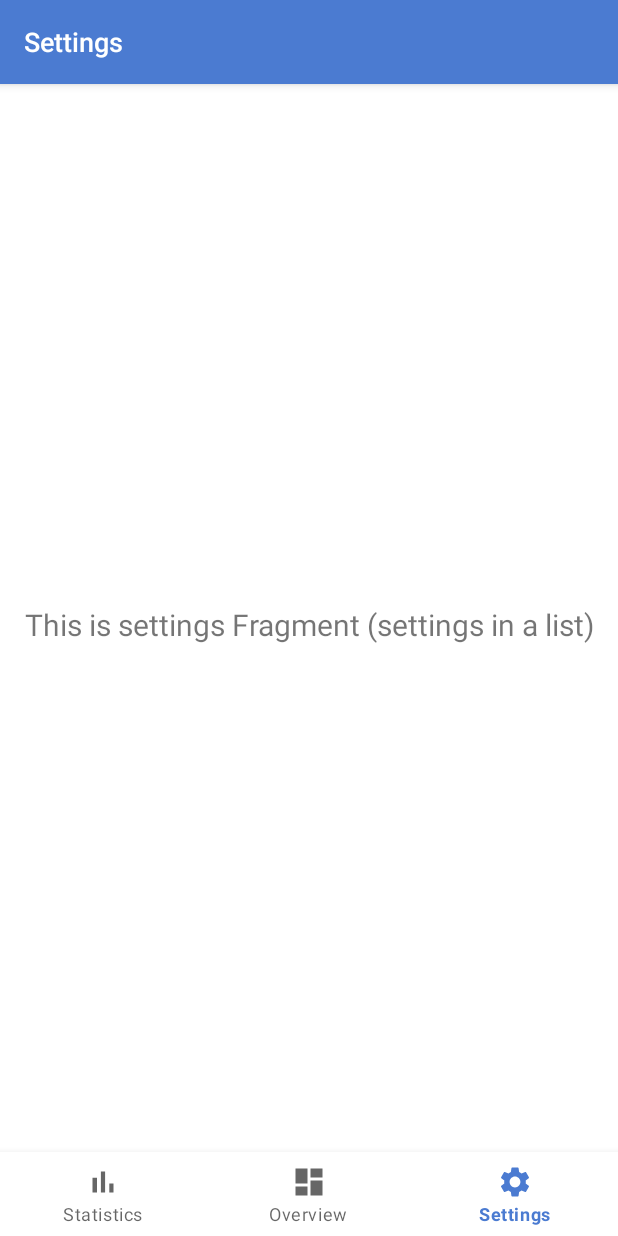
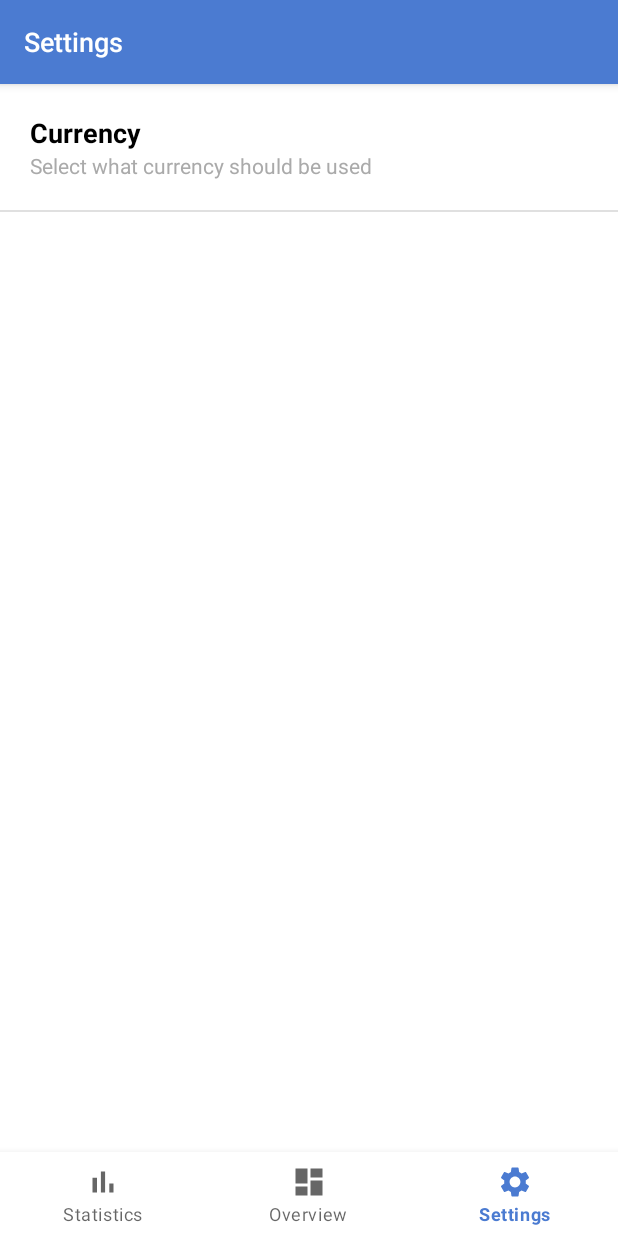
Before and after one commit to TomTruyen/Budgetting-App, an Android app: the SettingsFragment screen opened through its navigation route, on a phone screen of 412 x 824 dp. Run offline under Robolectric (Android 15) with nearby library versions, the phone set to English and light mode, and no system bars; our stand-ins replace navigation-ui; libraries missing offline, so code that uses them is left out: jp.wasabeef.recyclerview; 1 statement that could not run was skipped.

Commit message:
Add set currency

```diff
--- a/BudgetTracker/app/src/main/java/com/tomtruyen/budgettracker/models/overview/BudgetAdapter.kt
+++ b/BudgetTracker/app/src/main/java/com/tomtruyen/budgettracker/models/overview/BudgetAdapter.kt
@@ -11,6 +11,7 @@ import androidx.appcompat.content.res.AppCompatResources
 import androidx.core.content.ContextCompat
 import androidx.recyclerview.widget.RecyclerView
 import com.tomtruyen.budgettracker.R
+import com.tomtruyen.budgettracker.models.settings.Settings
 import com.tomtruyen.budgettracker.services.DatabaseService
 import com.tomtruyen.budgettracker.utils.Utils
 
@@ -18,6 +19,11 @@ class BudgetAdapter(private val mContext: Context?, private val mBalanceTextView
     RecyclerView.Adapter<BudgetAdapter.ViewHolder>() {
     private val mUtils: Utils = Utils()
     private val databaseService: DatabaseService = DatabaseService(mContext)
+    private var mSettings = Settings.default()
+
+    init {
+        mSettings = databaseService.readSettings()
+    }
 
     inner class ViewHolder(itemView: View) : RecyclerView.ViewHolder(itemView) {
         val dateText: TextView = itemView.findViewById(R.id.date)
@@ -40,9 +46,11 @@ class BudgetAdapter(private val mContext: Context?, private val mBalanceTextView
         val item: Transaction? = databaseService.readOne(position)
 
         if (item != null) {
+
+
             viewHolder.dateText.text = mUtils.toFormatString(item.date)
             viewHolder.titleText.text = item.title
-            viewHolder.priceText.text = mUtils.toCurrencyString(item.price)
+            viewHolder.priceText.text = mUtils.toCurrencyString(item.price, mSettings.currencyLocale)
 
             if (mContext != null) {
                 viewHolder.imageView.backgroundTintList =
@@ -123,6 +131,6 @@ class BudgetAdapter(private val mContext: Context?, private val mBalanceTextView
             }
         }
 
-        mBalanceTextView.text = mUtils.toCurrencyString(balance)
+        mBalanceTextView.text = mUtils.toCurrencyString(balance, mSettings.currencyLocale)
     }
 }
--- /dev/null
+++ b/BudgetTracker/app/src/main/java/com/tomtruyen/budgettracker/models/settings/SettingItem.kt
@@ -0,0 +1,3 @@
+package com.tomtruyen.budgettracker.models.settings
+
+class SettingItem(val title: String, val subtitle: String)
--- /dev/null
+++ b/BudgetTracker/app/src/main/java/com/tomtruyen/budgettracker/models/settings/Settings.kt
@@ -0,0 +1,11 @@
+package com.tomtruyen.budgettracker.models.settings
+
+import java.util.*
+
+class Settings(var currencyLocale : Locale, var dateLocale : Locale) {
+    companion object {
+        fun default() : Settings {
+            return Settings(Locale.US, Locale.US)
+        }
+    }
+}
--- /dev/null
+++ b/BudgetTracker/app/src/main/java/com/tomtruyen/budgettracker/models/settings/SettingsAdapter.kt
@@ -0,0 +1,47 @@
+package com.tomtruyen.budgettracker.models.settings
+
+import android.content.Context
+import android.view.LayoutInflater
+import android.view.View
+import android.view.ViewGroup
+import android.widget.BaseAdapter
+import android.widget.TextView
+import com.tomtruyen.budgettracker.R
+
+class SettingsAdapter(private val mContext: Context) : BaseAdapter() {
+    private val mSettingsList = ArrayList<SettingItem>()
+
+    init {
+        val currencySetting = SettingItem("Currency", "Select what currency should be used")
+
+        mSettingsList.add(currencySetting)
+    }
+
+    override fun getCount(): Int {
+        return mSettingsList.size
+    }
+
+    override fun getItem(position: Int): SettingItem {
+        return mSettingsList[position]
+    }
+
+    override fun getItemId(position: Int): Long {
+        return position.toLong()
+    }
+
+    override fun getView(position: Int, convertView: View?, parent: ViewGroup?): View {
+        val view : View = if(convertView == null) {
+            val inflater : LayoutInflater = mContext.getSystemService(Context.LAYOUT_INFLATER_SERVICE) as LayoutInflater
+            inflater.inflate(R.layout.settings_item, parent, false)
+        } else {
+            convertView
+        }
+
+        val settingItem : SettingItem = getItem(position)
+
+        view.findViewById<TextView>(R.id.setting_title).text = settingItem.title
+        view.findViewById<TextView>(R.id.setting_subtitle).text = settingItem.subtitle
+
+        return view
+    }
+}
--- a/BudgetTracker/app/src/main/java/com/tomtruyen/budgettracker/models/statistics/StatisticsAdapter.kt
+++ b/BudgetTracker/app/src/main/java/com/tomtruyen/budgettracker/models/statistics/StatisticsAdapter.kt
@@ -12,11 +12,13 @@ import androidx.core.content.ContextCompat
 import androidx.recyclerview.widget.RecyclerView
 import com.tomtruyen.budgettracker.R
 import com.tomtruyen.budgettracker.models.overview.Transaction
+import com.tomtruyen.budgettracker.models.settings.Settings
 import com.tomtruyen.budgettracker.utils.Utils
 
-class StatisticsAdapter(private val mContext: Context, var mTransactions: List<Transaction>) :
+class StatisticsAdapter(private val mContext: Context, var mTransactions: List<Transaction>, val mSettings: Settings) :
     RecyclerView.Adapter<StatisticsAdapter.ViewHolder>() {
     private val mUtils: Utils = Utils()
+
 
     inner class ViewHolder(itemView: View) : RecyclerView.ViewHolder(itemView) {
         val dateText: TextView = itemView.findViewById(R.id.date)
@@ -43,7 +45,7 @@ class StatisticsAdapter(private val mContext: Context, var mTransactions: List<T
 
         viewHolder.dateText.text = mUtils.toFormatString(item.date)
         viewHolder.titleText.text = item.title
-        viewHolder.priceText.text = mUtils.toCurrencyString(item.price)
+        viewHolder.priceText.text = mUtils.toCurrencyString(item.price, mSettings.currencyLocale)
 
         if (item.isIncome) {
             viewHolder.imageView.backgroundTintList =
--- a/BudgetTracker/app/src/main/java/com/tomtruyen/budgettracker/services/DatabaseService.kt
+++ b/BudgetTracker/app/src/main/java/com/tomtruyen/budgettracker/services/DatabaseService.kt
@@ -9,6 +9,9 @@ import android.database.sqlite.SQLiteOpenHelper
 import com.google.gson.Gson
 import com.google.gson.JsonSyntaxException
 import com.tomtruyen.budgettracker.models.overview.Transaction
+import com.tomtruyen.budgettracker.models.settings.Settings
+import java.util.*
+import kotlin.collections.ArrayList
 
 class DatabaseService(context: Context?) : SQLiteOpenHelper(
     context,
@@ -24,20 +27,29 @@ class DatabaseService(context: Context?) : SQLiteOpenHelper(
         private const val TABLE_TRANSACTIONS = "TransactionTable"
         private const val KEY_ID = "id"
         private const val KEY_TRANSACTION = "transaction_item"
+
+        private const val TABLE_SETTINGS = "SettingTable"
+        private const val KEY_LOCALE_CURRENCY = "currency_locale"
+        private const val KEY_LOCALE_DATE = "date_locale"
     }
 
     override fun onCreate(db: SQLiteDatabase?) {
         val createTransactionTable =
             ("CREATE TABLE $TABLE_TRANSACTIONS($KEY_ID INTEGER PRIMARY KEY AUTOINCREMENT,$KEY_TRANSACTION TEXT)")
         db?.execSQL(createTransactionTable)
+
+        val createSettingsTable = ("CREATE TABLE $TABLE_SETTINGS($KEY_ID INTEGER PRIMARY KEY,$KEY_LOCALE_CURRENCY TEXT,$KEY_LOCALE_DATE TEXT)")
+        db?.execSQL(createSettingsTable)
     }
 
     override fun onUpgrade(db: SQLiteDatabase?, oldVersion: Int, newVersion: Int) {
         // Get Current Data
         val transactions: List<Transaction> = read()
+        val settings : Settings = readSettings()
 
         // Drop DB
         db?.execSQL("DROP TABLE IF EXISTS $TABLE_TRANSACTIONS")
+        db?.execSQL("DROP TABLE IF EXISTS $TABLE_SETTINGS")
 
         // Recreate DB
         onCreate(db)
@@ -48,6 +60,8 @@ class DatabaseService(context: Context?) : SQLiteOpenHelper(
                 save(transaction)
             }
         }
+
+        saveSettings(settings)
     }
 
     fun read(): List<Transaction> {
@@ -125,4 +139,55 @@ class DatabaseService(context: Context?) : SQLiteOpenHelper(
         } catch (e: SQLiteException) {
         }
     }
+
+    // Settings
+    fun readSettings() : Settings {
+        var settings : Settings = Settings.default()
+
+        val db = this.readableDatabase
+        val cursor: Cursor?
+
+        try {
+            cursor = db.rawQuery("SELECT * FROM $TABLE_SETTINGS LIMIT 1", null)
+
+        } catch (e: SQLiteException) {
+            return settings
+        }
+
+        if (cursor.moveToFirst()) {
+            do {
+                try {
+                    val localeCurrencyString = cursor.getString(cursor.getColumnIndex(KEY_LOCALE_CURRENCY))
+                    val localeDateString = cursor.getString(cursor.getColumnIndex(KEY_LOCALE_DATE))
+
+                    val localeCurrency = Locale.forLanguageTag(localeCurrencyString)
+                    val localeDate = Locale.forLanguageTag(localeDateString)
+
+                    settings = Settings(localeCurrency, localeDate)
+                } catch (e: JsonSyntaxException) {
+                }
+
+            } while (cursor.moveToNext())
+
+        }
+        cursor.close()
+
+        return settings
+    }
+
+    fun saveSettings(settings: Settings) {
+        try {
+            val db = this.writableDatabase
+
+            val contentValues = ContentValues()
+            contentValues.put(KEY_ID, 1)
+            contentValues.put(KEY_LOCALE_CURRENCY, settings.currencyLocale.toLanguageTag())
+            contentValues.put(KEY_LOCALE_DATE, settings.dateLocale.toLanguageTag())
+
+            db.delete(TABLE_SETTINGS,"id=1", null )
+
+            db.insert(TABLE_SETTINGS, null, contentValues)
+        } catch (e: SQLiteException) {
+        }
+    }
 }
--- a/BudgetTracker/app/src/main/java/com/tomtruyen/budgettracker/ui/settings/SettingsFragment.kt
+++ b/BudgetTracker/app/src/main/java/com/tomtruyen/budgettracker/ui/settings/SettingsFragment.kt
@@ -1,19 +1,41 @@
 package com.tomtruyen.budgettracker.ui.settings
 
+import android.app.Dialog
+import android.graphics.Color
+import android.graphics.drawable.ColorDrawable
 import android.os.Bundle
 import android.view.LayoutInflater
 import android.view.View
 import android.view.ViewGroup
-import android.widget.TextView
+import android.view.WindowManager
+import android.widget.*
 import androidx.appcompat.app.AppCompatActivity
+import androidx.coordinatorlayout.widget.CoordinatorLayout
 import androidx.fragment.app.Fragment
-import androidx.lifecycle.ViewModelProvider
+import com.google.android.material.snackbar.Snackbar
+import com.tomtruyen.budgettracker.R
 import com.tomtruyen.budgettracker.databinding.FragmentSettingsBinding
+import com.tomtruyen.budgettracker.models.settings.Settings
+import com.tomtruyen.budgettracker.models.settings.SettingsAdapter
+import com.tomtruyen.budgettracker.services.DatabaseService
+import com.tomtruyen.budgettracker.utils.Utils
+import java.util.*
 
 class SettingsFragment : Fragment() {
 
-    private lateinit var settingsViewModel: SettingsViewModel
     private var _binding: FragmentSettingsBinding? = null
+    private lateinit var mSettingsAdapter: SettingsAdapter
+    private val mUtils = Utils()
+    private lateinit var mDatabaseService: DatabaseService
+    private var mSettings : Settings = Settings.default()
+
+    private val mLocaleList: List<Locale> = listOf(
+        Locale.US,
+        Locale.GERMANY,
+        Locale.UK,
+        Locale.JAPAN,
+        Locale.SIMPLIFIED_CHINESE,
+    )
 
     // This property is only valid between onCreateView and
     // onDestroyView.
@@ -24,8 +46,6 @@ class SettingsFragment : Fragment() {
         container: ViewGroup?,
         savedInstanceState: Bundle?
     ): View {
-        settingsViewModel =
-            ViewModelProvider(this).get(SettingsViewModel::class.java)
 
         _binding = FragmentSettingsBinding.inflate(inflater, container, false)
 
@@ -33,18 +53,58 @@ class SettingsFragment : Fragment() {
         actionBar?.setDisplayShowTitleEnabled(true)
         actionBar?.setDisplayShowCustomEnabled(false)
 
+        mDatabaseService = DatabaseService(requireContext())
+        mSettings = mDatabaseService.readSettings()
 
-        val root: View = binding.root
+        mSettingsAdapter = SettingsAdapter(requireContext())
 
-        val textView: TextView = binding.textSettings
-        settingsViewModel.text.observe(viewLifecycleOwner, {
-            textView.text = it
-        })
-        return root
+        val listview = binding.settingsListView
+        listview.adapter = mSettingsAdapter
+
+        listview.setOnItemClickListener { _ : AdapterView<*>, _: View, position: Int, _ ->
+            val setting = mSettingsAdapter.getItem(position)
+
+            when(setting.title.lowercase()) {
+                "currency" -> openCurrencyDialog()
+
+            }
+        }
+
+        return binding.root
     }
 
     override fun onDestroyView() {
         super.onDestroyView()
         _binding = null
     }
+
+
+    private fun openCurrencyDialog() {
+        val dialog = Dialog(requireContext())
+
+        dialog.window?.setBackgroundDrawable(ColorDrawable(Color.TRANSPARENT))
+        dialog.setContentView(R.layout.spinner_dialog_layout)
+
+        val spinner = dialog.findViewById<Spinner>(R.id.spinner)
+        val adapter = ArrayAdapter(requireContext(), android.R.layout.simple_spinner_item, mUtils.toCurrencyDisplayNames(mLocaleList))
+        adapter.setDropDownViewResource(android.R.layout.simple_spinner_dropdown_item)
+        spinner.adapter = adapter
+        spinner.setSelection(mLocaleList.indexOf(mSettings.currencyLocale))
+
+        val submitButton = dialog.findViewById<Button>(R.id.submitButton)
+        submitButton.setOnClickListener {
+            val selectedPosition = spinner.selectedItemPosition
+            val selectedLocale = mLocaleList[selectedPosition]
+
+            mSettings.currencyLocale = selectedLocale
+            mDatabaseService.saveSettings(mSettings)
+
+            Snackbar.make(requireView(), "Currency saved", Snackbar.LENGTH_SHORT).show()
+
+            dialog.dismiss()
+        }
+
+        dialog.create()
+        dialog.show()
+    }
 }
--- a/BudgetTracker/app/src/main/java/com/tomtruyen/budgettracker/ui/settings/SettingsViewModel.kt
+++ /dev/null
@@ -1,13 +0,0 @@
-package com.tomtruyen.budgettracker.ui.settings
-
-import androidx.lifecycle.LiveData
-import androidx.lifecycle.MutableLiveData
-import androidx.lifecycle.ViewModel
-
-class SettingsViewModel : ViewModel() {
-
-    private val _text = MutableLiveData<String>().apply {
-        value = "This is settings Fragment (settings in a list)"
-    }
-    val text: LiveData<String> = _text
-}
--- a/BudgetTracker/app/src/main/java/com/tomtruyen/budgettracker/utils/Utils.kt
+++ b/BudgetTracker/app/src/main/java/com/tomtruyen/budgettracker/utils/Utils.kt
@@ -3,6 +3,7 @@ package com.tomtruyen.budgettracker.utils
 import java.text.NumberFormat
 import java.text.SimpleDateFormat
 import java.util.*
+import kotlin.collections.ArrayList
 
 class Utils {
     fun toFormatString(date: Date): String {
@@ -11,10 +12,24 @@ class Utils {
         return formatter.format(date)
     }
 
-    fun toCurrencyString(value: Double): String {
-        val numberFormat = NumberFormat.getCurrencyInstance(Locale.US)
+    fun toCurrencyString(value: Double, locale: Locale = Locale.US): String {
+        val numberFormat = NumberFormat.getCurrencyInstance(locale)
 
         return numberFormat.format(value)
+    }
+
+    fun toCurrencyDisplayNames(locales: List<Locale>) : List<String> {
+        val displayNames = ArrayList<String>()
+
+        locales.forEach {
+            val currency = NumberFormat.getCurrencyInstance(it).currency
+
+            if(currency != null) {
+                displayNames.add("${currency.displayName} (${currency.symbol})")
+            }
+        }
+
+        return displayNames
     }
 
     fun densityToPixels(dp: Int, scale: Float): Int {
--- a/BudgetTracker/app/src/main/res/layout/fragment_settings.xml
+++ b/BudgetTracker/app/src/main/res/layout/fragment_settings.xml
@@ -1,24 +1,15 @@
 <?xml version="1.0" encoding="utf-8"?>
-<androidx.constraintlayout.widget.ConstraintLayout xmlns:android="http://schemas.android.com/apk/res/android"
+<RelativeLayout xmlns:android="http://schemas.android.com/apk/res/android"
     xmlns:app="http://schemas.android.com/apk/res-auto"
     xmlns:tools="http://schemas.android.com/tools"
     android:layout_width="match_parent"
     android:layout_height="match_parent"
     tools:context=".ui.settings.SettingsFragment">
 
-    <TextView
-        android:id="@+id/text_settings"
+    <ListView
+        android:id="@+id/settingsListView"
         android:layout_width="match_parent"
-        android:layout_height="wrap_content"
-        android:layout_marginStart="8dp"
-        android:layout_marginTop="8dp"
-        android:layout_marginEnd="8dp"
-        android:textAlignment="center"
-        android:layout_gravity="center_horizontal"
-        android:textSize="20sp"
-        app:layout_constraintBottom_toBottomOf="parent"
-        app:layout_constraintEnd_toEndOf="parent"
-        app:layout_constraintStart_toStartOf="parent"
-        app:layout_constraintTop_toTopOf="parent"
-         />
-</androidx.constraintlayout.widget.ConstraintLayout>
+        android:layout_height="match_parent"
+        />
+
+</RelativeLayout>
--- /dev/null
+++ b/BudgetTracker/app/src/main/res/layout/settings_item.xml
@@ -0,0 +1,27 @@
+<?xml version="1.0" encoding="utf-8"?>
+<LinearLayout xmlns:android="http://schemas.android.com/apk/res/android"
+    android:orientation="vertical"
+    android:layout_width="match_parent"
+    android:layout_height="match_parent"
+    android:padding="20dp"
+    >
+
+    <TextView
+        android:id="@+id/setting_title"
+        android:layout_width="match_parent"
+        android:layout_height="wrap_content"
+        android:singleLine="true"
+        android:textSize="18sp"
+        android:textStyle="bold"
+        android:textColor="@android:color/black"
+        android:text="" />
+
+    <TextView
+        android:id="@+id/setting_subtitle"
+        android:layout_width="match_parent"
+        android:layout_height="wrap_content"
+        android:singleLine="true"
+        android:textColor="@android:color/darker_gray"
+        android:text="" />
+
+</LinearLayout>
--- a/BudgetTracker/app/src/main/res/values/strings.xml
+++ b/BudgetTracker/app/src/main/res/values/strings.xml
@@ -6,6 +6,7 @@
     <string name="list_icon">list_icon</string>
     <string name="overview">Overview</string>
     <string name="loading">Loading…</string>
+    <string name="ok">OK</string>
     <string-array name="categories_array">
         <item>Home &amp; Utilities</item>
         <item>Travel</item>
```
Also changed, not shown: BudgetTracker/app/src/main/java/com/tomtruyen/budgettracker/ui/statistics/StatisticsFragment.kt (+6 -3 lines), BudgetTracker/app/src/main/res/drawable/dialog_bg.xml (added, +12 -0 lines), BudgetTracker/app/src/main/res/layout/spinner_dialog_layout.xml (added, +30 -0 lines).
